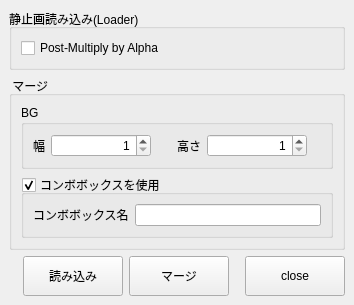
The window that app/fusion/python/rs_fusion/tool/tatie/tatie.ui (nakano000/Resolve_Script) describes before a commit, drawn with Qt 5.
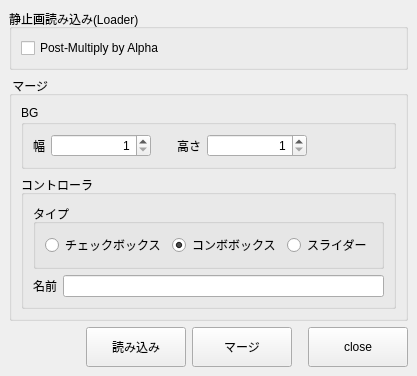
The same window after the commit.

Commit message: スライダーを選択可能に変更

Diff of the .ui file:
```diff
--- a/app/fusion/python/rs_fusion/tool/tatie/tatie.ui
+++ b/app/fusion/python/rs_fusion/tool/tatie/tatie.ui
@@ -7,7 +7,7 @@
     <x>0</x>
     <y>0</y>
     <width>354</width>
-    <height>279</height>
+    <height>334</height>
    </rect>
   </property>
   <property name="windowTitle">
@@ -146,18 +146,67 @@
        <item>
         <widget class="QGroupBox" name="cbGroupBox">
          <property name="title">
-          <string>コンボボックスを使用</string>
+          <string>コントローラ</string>
          </property>
          <property name="checkable">
-          <bool>true</bool>
+          <bool>false</bool>
+         </property>
+         <property name="checked">
+          <bool>false</bool>
          </property>
          <layout class="QVBoxLayout" name="verticalLayout_2">
+          <item>
+           <widget class="QGroupBox" name="groupBox_4">
+            <property name="title">
+             <string>タイプ</string>
+            </property>
+            <layout class="QHBoxLayout" name="horizontalLayout_4">
+             <item>
+              <widget class="QRadioButton" name="chkRadioButton">
+               <property name="text">
+                <string>チェックボックス</string>
+               </property>
+              </widget>
+             </item>
+             <item>
+              <widget class="QRadioButton" name="cmbRadioButton">
+               <property name="text">
+                <string>コンボボックス</string>
+               </property>
+               <property name="checked">
+                <bool>true</bool>
+               </property>
+              </widget>
+             </item>
+             <item>
+              <widget class="QRadioButton" name="sldRadioButton">
+               <property name="text">
+                <string>スライダー</string>
+               </property>
+              </widget>
+             </item>
+             <item>
+              <spacer name="horizontalSpacer_5">
+               <property name="orientation">
+                <enum>Qt::Horizontal</enum>
+               </property>
+               <property name="sizeHint" stdset="0">
+                <size>
+                 <width>90</width>
+                 <height>20</height>
+                </size>
+               </property>
+              </spacer>
+             </item>
+            </layout>
+           </widget>
+          </item>
           <item>
            <layout class="QHBoxLayout" name="horizontalLayout_3">
             <item>
              <widget class="QLabel" name="label">
               <property name="text">
-               <string>コンボボックス名</string>
+               <string>名前</string>
               </property>
              </widget>
             </item>
```
Left out of the diff: 2 changed lines with no effect on the pictures. The commit also changes 2 other files.
